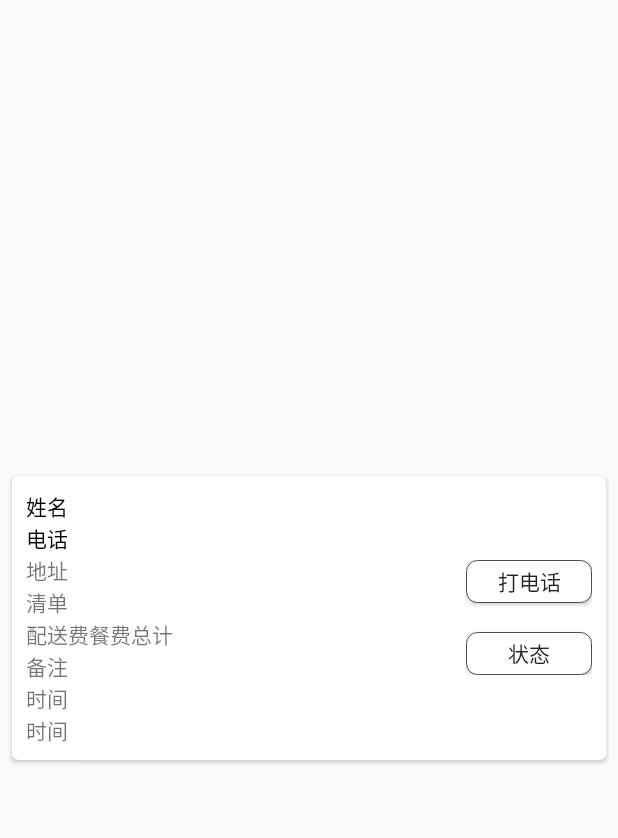
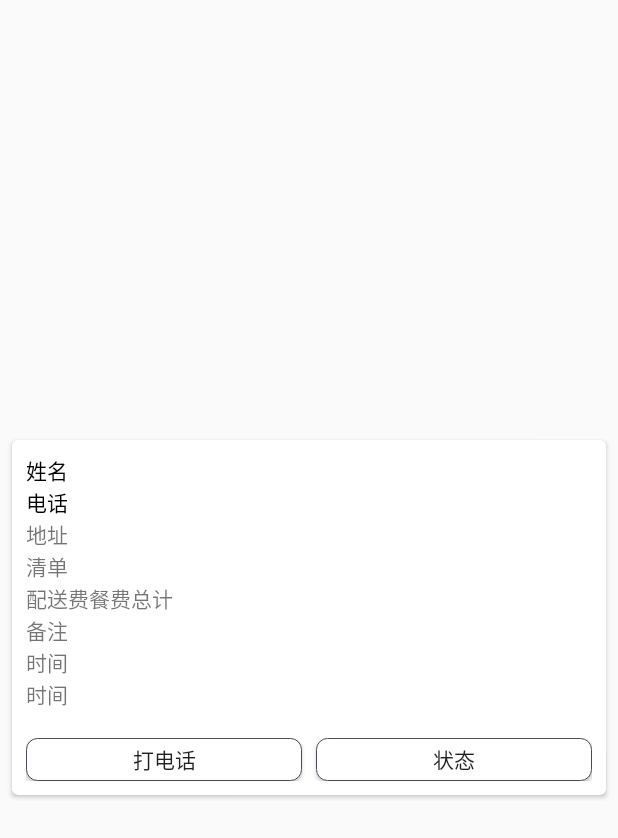
Before and after one commit to 514721857/Delivery, an Android app: the layout layout_item_order.xml on its own in the app's theme, with its tools: preview values and no code run, on a phone screen of 412 x 824 dp. Shown: the top 838 px of the screen. Run offline under Robolectric (Android 15) with nearby library versions, the light colour scheme and no system bars; network calls fail.

Commit message:
保存登录信息+优化界面

```diff
--- a/app/src/main/java/com/zhidao/sgr/delivery/config/AppCon.java
+++ b/app/src/main/java/com/zhidao/sgr/delivery/config/AppCon.java
@@ -10,6 +10,8 @@ import android.os.Environment;
 public class AppCon {
     public static final String USER_KEY = "user";
     public static final String SCCESS_TOKEN_KEY = "access_token";
+    public static final String USER_NAME = "user_name";
+    public static final String USER_PWD= "user_pwd";
 
 
 
--- a/app/src/main/java/com/zhidao/sgr/delivery/ui/LoginActivity.java
+++ b/app/src/main/java/com/zhidao/sgr/delivery/ui/LoginActivity.java
@@ -47,7 +47,8 @@ public class LoginActivity extends AppCompatActivity {
         editor = pref.edit();
         String temp= pref.getString(AppCon.SCCESS_TOKEN_KEY,"");
         if(temp==null||temp.equals("")){
-
+            login_ed_usename.setText(pref.getString(AppCon.USER_NAME,""));
+            login_ed_password.setText(pref.getString(AppCon.USER_PWD,""));
         }else{
             StartActivityUtil.skipAnotherActivity(LoginActivity.this,OrderActivity.class);
             finish();
@@ -73,6 +74,8 @@ public class LoginActivity extends AppCompatActivity {
                            Result<String> temp=(Result<String>)result;
                            if(temp.status.equals("200")){
                                editor.putString(AppCon.SCCESS_TOKEN_KEY,temp.content);
+                               editor.putString(AppCon.USER_NAME,login_ed_usename.getText().toString());
+                               editor.putString(AppCon.USER_PWD,login_ed_password.getText().toString());
                                editor.commit();
                                StartActivityUtil.skipAnotherActivity(LoginActivity.this,OrderActivity.class);
                                finish();
--- a/app/src/main/res/layout/layout_item_order.xml
+++ b/app/src/main/res/layout/layout_item_order.xml
@@ -129,15 +129,16 @@
 
 
                         <LinearLayout
+                            android:layout_below="@id/lin_1"
                             android:layout_marginRight="10dp"
                             android:id="@+id/lin_3"
-                            android:layout_width="wrap_content"
+                            android:layout_width="match_parent"
                             android:layout_height="wrap_content"
-                            android:layout_alignParentRight="true"
-                            android:layout_centerVertical="true"
-                            android:orientation="vertical">
+                           android:layout_margin="10dp"
+                            android:orientation="horizontal">
 
                                 <Button
+                                    android:layout_weight="1.0"
                                     android:id="@+id/order_btn_phone"
                                     android:layout_width="wrap_content"
                                     android:layout_height="30dp"
@@ -146,7 +147,8 @@
 
 
                                 <Button
-                                    android:layout_marginTop="20dp"
+                                    android:layout_weight="1.0"
+                                    android:layout_marginLeft="10dp"
                                     android:id="@+id/order_list_zt"
                                     android:layout_width="wrap_content"
                                     android:layout_height="30dp"
```
